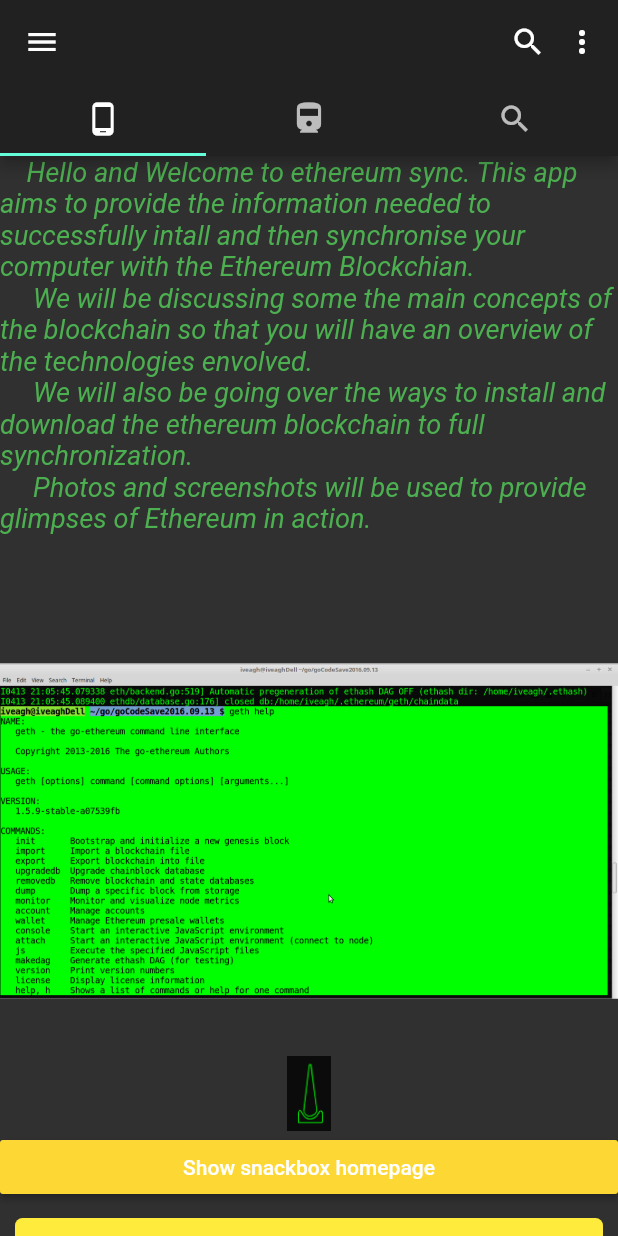
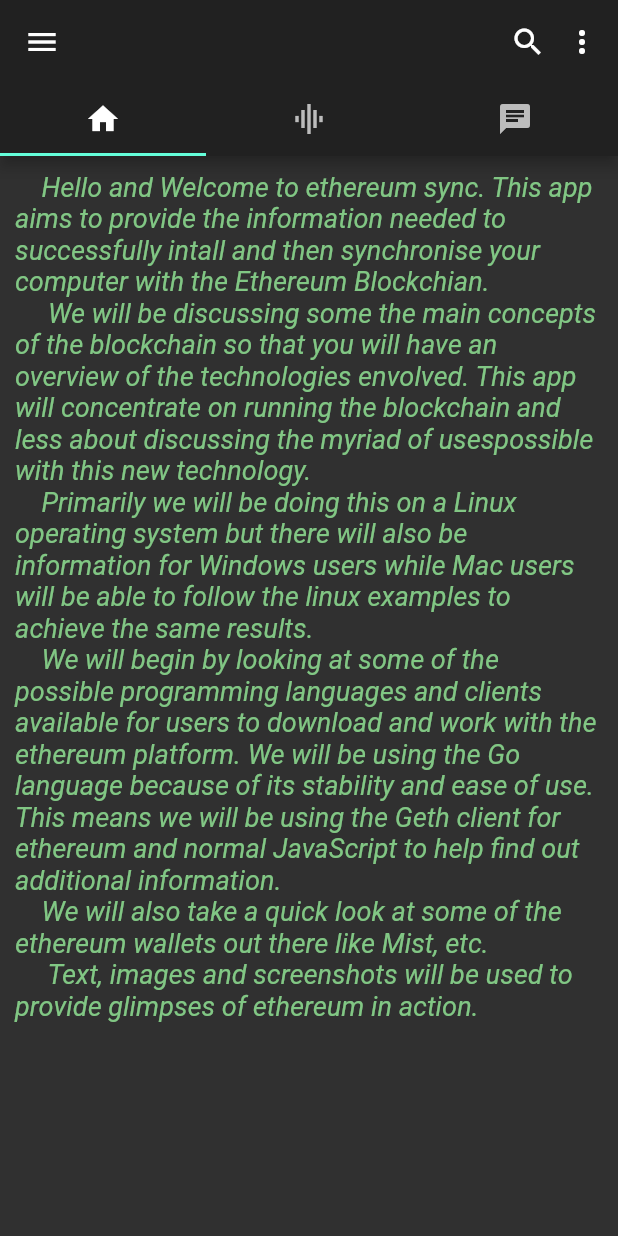
Before and after one commit to lubi888/eth_sync_0_1_1, a Flutter app: the screen it shows after launch, on a phone screen of 412 x 824 dp. Run offline on Flutter 3.47's test engine with Material 2 defaults, Android fonts, the phone set to English and light mode, and no system bars; our stand-ins replace cloud_firestore, qr_flutter; missing offline and left inert: fast_qr_reader_view; accounts and stored records are empty.

Commit message:
drawer colour touches, gen layout

```diff
--- a/lib/eth_sync.dart
+++ b/lib/eth_sync.dart
@@ -8,8 +8,8 @@ import 'text_form_field_data.dart';
 import 'pesto.dart';
 import 'drawer_demo.dart';
 import 'grid_list.dart';
-import 'qr_ethsync.dart';
-import 'qr_mobile.dart';
+//import 'qr_ethsync.dart';
+//import 'qr_mobile.dart';
 
 enum WhyFarther { harder, smarter, selfStarter, tradingCharter }
 
@@ -17,12 +17,20 @@ const String words5 =
     "\u03BB \tgreek lambda \n\u1688 \togham tinne \n\u304B \tjapanese ka \n\u4E07 \tcjk ideograph 10,000"
     "\n\u4DC1 \tyijing i ching \n\u1300 \tethiopic symbol \n\u{13080} \tegyptian eye";
 
-const String ethText1 = "    Hello and Welcome to ethereum sync. This app aims to provide the information needed to "
+const String ethText1 =
+    "    Hello and Welcome to ethereum sync. This app aims to provide the information needed to "
     "successfully intall and then synchronise your computer with the Ethereum Blockchian."
     "\n\t    We will be discussing some the main concepts of the blockchain so that you will have an overview of the "
-    "technologies envolved."
-    "\n\t    We will also be going over the ways to install and download the ethereum blockchain to full synchronization."
-    "\n\t    Photos and screenshots will be used to provide glimpses of Ethereum in action."
+    "technologies envolved. This app will concentrate on running the blockchain and less about discussing the myriad of uses"
+    "possible with this new technology."
+//    "\n"
+    "\n\t   Primarily we will be doing this on a Linux operating system but there will also "
+    "be information for Windows users while Mac users will be able to follow the linux examples to achieve the same results."
+    "\n\t   We will begin by looking at some of the possible programming languages and clients available for users to "
+    "download and work with the ethereum platform. We will be using the Go language because of its stability and ease of use. "
+    "This means we will be using the Geth client for ethereum and normal JavaScript to help find out additional information."
+    "\n\t   We will also take a quick look at some of the ethereum wallets out there like Mist, etc."
+    "\n\t    Text, images and screenshots will be used to provide glimpses of ethereum in action. "
     "\n\n";
 
 class EthSync extends StatelessWidget {
@@ -52,7 +60,7 @@ class EthSyncPage extends StatefulWidget {
 }
 
 class _EthSyncPageState extends State<EthSyncPage> {
-  String _kAsset0 = 'assets/etceth-asia.jpg';
+  String _kAsset0 = 'assets/devcon1.png';
   String _kAsset1 = 'assets/ethBullet.png';
   String _kAsset2 = 'assets/etcBullet.png';
   String _kAsset3 = 'assets/ethGreenHelp.png';
@@ -99,14 +107,14 @@ class _EthSyncPageState extends State<EthSyncPage> {
         primarySwatch: Colors.yellow,
       ),
       home: new DefaultTabController(
-        length: 4,
+        length: 3,
         child: new Scaffold(
           //return new Scaffold(
           appBar: new AppBar(
             bottom: new TabBar(tabs: [
-              new Tab(icon: new Icon(Icons.phone_android)),
-              new Tab(icon: new Icon(Icons.directions_railway)),
-              new Tab(icon: new Icon(Icons.search)),
+              new Tab(icon: new Icon(Icons.home)),
+              new Tab(icon: new Icon(Icons.graphic_eq)),
+              new Tab(icon: new Icon(Icons.chat)),
             ]),
             actions: <Widget>[
               new Icon(Icons.search), //input before this?
@@ -143,13 +151,16 @@ class _EthSyncPageState extends State<EthSyncPage> {
                         child: Icon(Icons.link),
                       ),
                       const PopupMenuItem(
-                          child: const Icon(Icons.home),
+                        child: const Icon(Icons.home),
                       ),
                       const PopupMenuItem(
                         child: const Text('ethereum website'),
                       ),
                       const PopupMenuItem(
                         child: const Text('ethereum reddit'),
+                      ),
+                      const PopupMenuItem(
+                        child: const Text('ethereum stack exchange'),
                       ),
                       const PopupMenuItem(
                         child: const Text('ethereum gitter'),
@@ -163,7 +174,6 @@ class _EthSyncPageState extends State<EthSyncPage> {
                       ),
                       const PopupMenuItem(
                         child: const Text('Settings'),
-
                       ),
                       const PopupMenuItem(
                         child: const Text('Theme Light'),
@@ -221,24 +231,62 @@ class _EthSyncPageState extends State<EthSyncPage> {
               children: <Widget>[
                 new DrawerHeader(
                   decoration: new BoxDecoration(
-                    shape: BoxShape.circle,
+//                    shape: BoxShape.circle,
                     color: Colors.green,
                     image: new DecorationImage(
-                      image: new AssetImage(_kAsset2),
+                      image: new AssetImage(_kAsset0),
                     ),
                   ),
-                  child: Text('wallet drawer||Widget'),
+                  child: Text(
+                    'wallet || drawer widget',
+                    style: new TextStyle(
+                        fontStyle: FontStyle.italic,
+                        color: Colors.yellowAccent),
+                  ),
                 ),
                 new ListTile(
-                  leading: const Icon(Icons.launch),
-                  title: new Text('Etherum website'),
-                  onTap: _onEthWeb,
-                ),
+                    leading: const Icon(
+                      Icons.school,
+                      color: Colors.orangeAccent,
+                    ),
+                    title: new Text('begin learning ethSync',
+                        style: TextStyle(color: Colors.orangeAccent)),
+                    subtitle: new Text(
+                      'proof of work||stake',
+                      style: new TextStyle(
+                          fontStyle: FontStyle.italic,
+                          color: Colors.blueAccent),
+                    ),
+                    trailing: const Icon(
+                      Icons.school,
+                      color: Colors.blueAccent,
+                    ),
+                    onTap: () {
+                      Navigator.push(context,
+                          MaterialPageRoute(builder: (context) => new Pesto()));
+                    }),
                 new ListTile(
-                  leading: const Icon(Icons.launch),
-                  title: new Text('ethSync.com'),
-                  onTap: _onLubiEthWeb,
-                ),
+                    leading: const Icon(
+                      Icons.account_balance,
+                      color: Colors.redAccent,
+                    ),
+                    title: new Text(
+                      'add eth|etc address - acccount',
+                      style: new TextStyle(color: Colors.purpleAccent),
+                    ),
+                    subtitle: new Text(
+                      'personal firebase storage',
+                      style: new TextStyle(
+                          fontStyle: FontStyle.italic, color: Colors.redAccent),
+                    ),
+                    trailing:
+                        const Icon(Icons.add_alert, color: Colors.purpleAccent),
+                    onTap: () {
+                      Navigator.push(
+                          context,
+                          MaterialPageRoute(
+                              builder: (context) => new DrawerDemo()));
+                    }),
                 new ListTile(
                     leading: const Icon(
                       Icons.face,
@@ -266,50 +314,21 @@ class _EthSyncPageState extends State<EthSyncPage> {
                     }),
                 new ListTile(
                     leading: const Icon(
-                      Icons.school,
+                      Icons.photo_album,
                       color: Colors.orangeAccent,
                     ),
-                    title: new Text('begin learning ethSync',
-                        style: TextStyle(color: Colors.orangeAccent)),
+                    title: new Text(
+                      'photos grid list view',
+                      style: new TextStyle(color: Colors.orangeAccent),
+                    ),
                     subtitle: new Text(
-                      'proof of work||stake',
+                      'photo gallery',
                       style: new TextStyle(
                           fontStyle: FontStyle.italic,
                           color: Colors.blueAccent),
                     ),
-                    trailing: const Icon(
-                      Icons.mail,
-                      color: Colors.blueAccent,
-                    ),
-                    onTap: () {
-                      Navigator.push(context,
-                          MaterialPageRoute(builder: (context) => new Pesto()));
-                    }),
-                new ListTile(
-                    leading: const Icon(
-                      Icons.account_balance,
-                      color: Colors.redAccent,
-                    ),
-                    title: new Text(
-                      'add eth|etc address - acccount',
-                      style: new TextStyle(color: Colors.purpleAccent),
-                    ),
-                    subtitle: new Text(
-                      'personal firebase storage',
-                      style: new TextStyle(
-                          fontStyle: FontStyle.italic, color: Colors.redAccent),
-                    ),
-                    trailing: const Icon(Icons.person_add,
-                        color: Colors.purpleAccent),
-                    onTap: () {
-                      Navigator.push(
-                          context,
-                          MaterialPageRoute(
-                              builder: (context) => new DrawerDemo()));
-                    }),
-                new ListTile(
-                    leading: const Icon(Icons.photo_library),
-                    title: new Text('photos grid list view, photo library'),
+                    trailing:
+                        const Icon(Icons.add_a_photo, color: Colors.blueAccent),
                     onTap: () async {
                       Navigator.push(
                         context,
@@ -318,9 +337,22 @@ class _EthSyncPageState extends State<EthSyncPage> {
                       );
                     }),
                 new ListTile(
-                    leading: const Icon(Icons.person_outline),
-                    title:
-                        new Text('register, add data: Name, email, ethAddress'),
+                    leading: const Icon(
+                      Icons.person_outline,
+                      color: Colors.yellowAccent,
+                    ),
+                    title: new Text(
+                      'register: add name, email, ethAddress',
+                      style: new TextStyle(color: Colors.yellowAccent),
+                    ),
+                    subtitle: new Text(
+                      'eth, etc, btc, addresses',
+                      style: new TextStyle(
+                          fontStyle: FontStyle.italic,
+                          color: Colors.greenAccent),
+                    ),
+                    trailing:
+                        const Icon(Icons.person_add, color: Colors.greenAccent),
                     onTap: () {
                       Navigator.push(
                           context,
@@ -328,8 +360,30 @@ class _EthSyncPageState extends State<EthSyncPage> {
                               builder: (context) => new TextFormFieldDemo()));
                     }),
                 new ListTile(
+                  leading: const Icon(Icons.launch, color: Colors.greenAccent),
+                  title: new Text(
+                    'Etherum website',
+                    style: new TextStyle(
+                        fontStyle: FontStyle.italic, color: Colors.greenAccent),
+                  ),
+                  trailing: const Icon(Icons.launch, color: Colors.greenAccent),
+                  onTap: _onEthWeb,
+                ),
+                new ListTile(
+                  leading: const Icon(Icons.launch, color: Colors.purpleAccent),
+                  title: new Text(
+                    'ethSync.com',
+                    style: new TextStyle(
+                        fontStyle: FontStyle.italic,
+                        color: Colors.purpleAccent),
+                  ),
+                  trailing:
+                      const Icon(Icons.launch, color: Colors.purpleAccent),
+                  onTap: _onLubiEthWeb,
+                ),
+                new ListTile(
                     leading: const Icon(Icons.android),
-                    title: new Text('1st page'),
+                    title: new Text('1st page --------'),
                     onTap: () {
                       Navigator.push(
                           context,
@@ -338,7 +392,7 @@ class _EthSyncPageState extends State<EthSyncPage> {
                     }),
                 new ListTile(
                     leading: const Icon(Icons.android),
-                    title: new Text('2nd page'),
+                    title: new Text('2nd page ----------'),
                     onTap: () {
                       Navigator.push(
                           context,
@@ -389,6 +443,7 @@ class _EthSyncPageState extends State<EthSyncPage> {
             ),
           ),
 
+          //begin main body
           body: TabBarView(
             children: [
               //Tab 1
@@ -397,18 +452,81 @@ class _EthSyncPageState extends State<EthSyncPage> {
                 child: new ListView(
                   children: <Widget>[
                     new Container(
+//                      padding: EdgeInsets.all(25.0),
+                      padding: const EdgeInsets.all(10.0),
+                      width: 300.0,
+                      height: 800.0,
+                      decoration: new BoxDecoration(
+//                        shape: BoxShape.rectangle,
+//                        color: Colors.yellow.shade500,
+                        borderRadius:
+                            new BorderRadius.all(new Radius.circular(50.0)),
+                      ),
+                      child: new Text(
+                        ethText1,
+//                      textAlign: TextAlign.center,
+                        style: new TextStyle(
+                          color: Colors.green.shade300,
+                          fontStyle: FontStyle.italic,
+                          fontSize: 18.0,
+                        ),
+                      ),
+                    ),
+                    new RaisedButton(
+                        child: new Text('Begin learning ethSync'),
+                        padding: EdgeInsets.all(20.0),
+                        onPressed: () {
+                          Navigator.push(
+                              context,
+                              MaterialPageRoute(
+                                  builder: (context) => new Pesto()));
+                        }),
+                    new Container(
                       width: 300.0,
                       height: 300.0,
                       decoration: new BoxDecoration(
                         shape: BoxShape.rectangle,
+                        image: new DecorationImage(
+                          image: new AssetImage(_kAsset3),
+                        ),
                       ),
-                      child: new Text(ethText1,
-                      style: new TextStyle(
-                        color: Colors.green.shade500,
-                        fontStyle: FontStyle.italic,
-                        fontSize: 18.0,
-                      ),),
                     ),
+                    new Container(
+                      width: 50.0,
+                      height: 50.0,
+                      decoration: new BoxDecoration(
+                        shape: BoxShape.rectangle,
+                        image: new DecorationImage(
+                          image: new AssetImage(_kAsset4),
+                        ),
+                      ),
+                    ),
+
+                    new RaisedButton(
+                      onPressed: _showSnackBox,
+                      child: new Text('Show snackbox homepage'),
+                    ),
+//                    new Container(
+//                      child: new Column(
+//                        children: <Widget>[
+//                          new Text(
+//                            "fonts",
+//                          ),
+//                          new Text(
+//                            words5,
+//                            textAlign: TextAlign.center,
+//                          ),
+//                        ],
+//                      ),
+//                      margin: const EdgeInsets.all(10.0),
+//                      padding: const EdgeInsets.all(10.0),
+//                      decoration: new BoxDecoration(
+//                        color: Colors.yellow.shade500,
+//                        borderRadius:
+//                            new BorderRadius.all(new Radius.circular(5.0)),
+//                      ),
+//                    ),
+
 //                    new TextField(
 //                      decoration: new InputDecoration(
 //                        //border: InputBorder.none,
@@ -516,50 +634,6 @@ class _EthSyncPageState extends State<EthSyncPage> {
 //                      ),
 //                      onPressed: _launchURL,
 //                    ),
-                    new Container(
-                      width: 300.0,
-                      height: 300.0,
-                      decoration: new BoxDecoration(
-                        shape: BoxShape.rectangle,
-                        image: new DecorationImage(
-                          image: new AssetImage(_kAsset3),
-                        ),
-                      ),
-                    ),
-                    new Container(
-                      width: 50.0,
-                      height: 50.0,
-                      decoration: new BoxDecoration(
-                        shape: BoxShape.rectangle,
-                        image: new DecorationImage(
-                          image: new AssetImage(_kAsset4),
-                        ),
-                      ),
-                    ),
-                    new RaisedButton(
-                      onPressed: _showSnackBox,
-                      child: new Text('Show snackbox homepage'),
-                    ),
-                    new Container(
-                      child: new Column(
-                        children: <Widget>[
-                          new Text(
-                            "aegyptus",
-                          ),
-                          new Text(
-                            words5,
-                            textAlign: TextAlign.center,
-                          ),
-                        ],
-                      ),
-                      margin: const EdgeInsets.all(10.0),
-                      padding: const EdgeInsets.all(10.0),
-                      decoration: new BoxDecoration(
-                        color: Colors.yellow.shade500,
-                        borderRadius:
-                            new BorderRadius.all(new Radius.circular(5.0)),
-                      ),
-                    ),
                   ],
                 ),
               ),
@@ -628,7 +702,7 @@ class _EthSyncPageState extends State<EthSyncPage> {
                 child: new Column(
                   children: <Widget>[
                     new Text(
-                      "aegyptus",
+                      "fonts",
                       style: new TextStyle(
                         color: Colors.green,
                         fontSize: 40.0,
```
